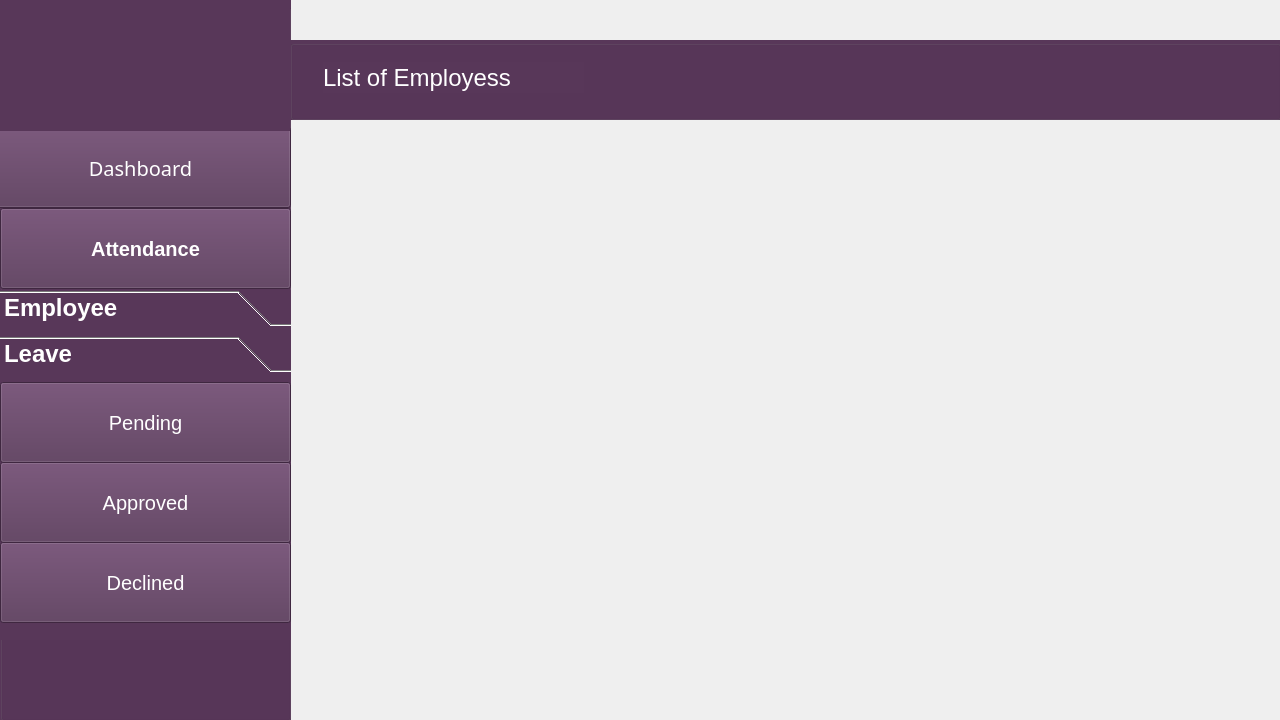
Qt form Home.ui (Hammad-Ali-Asif/AEMS) before a commit.
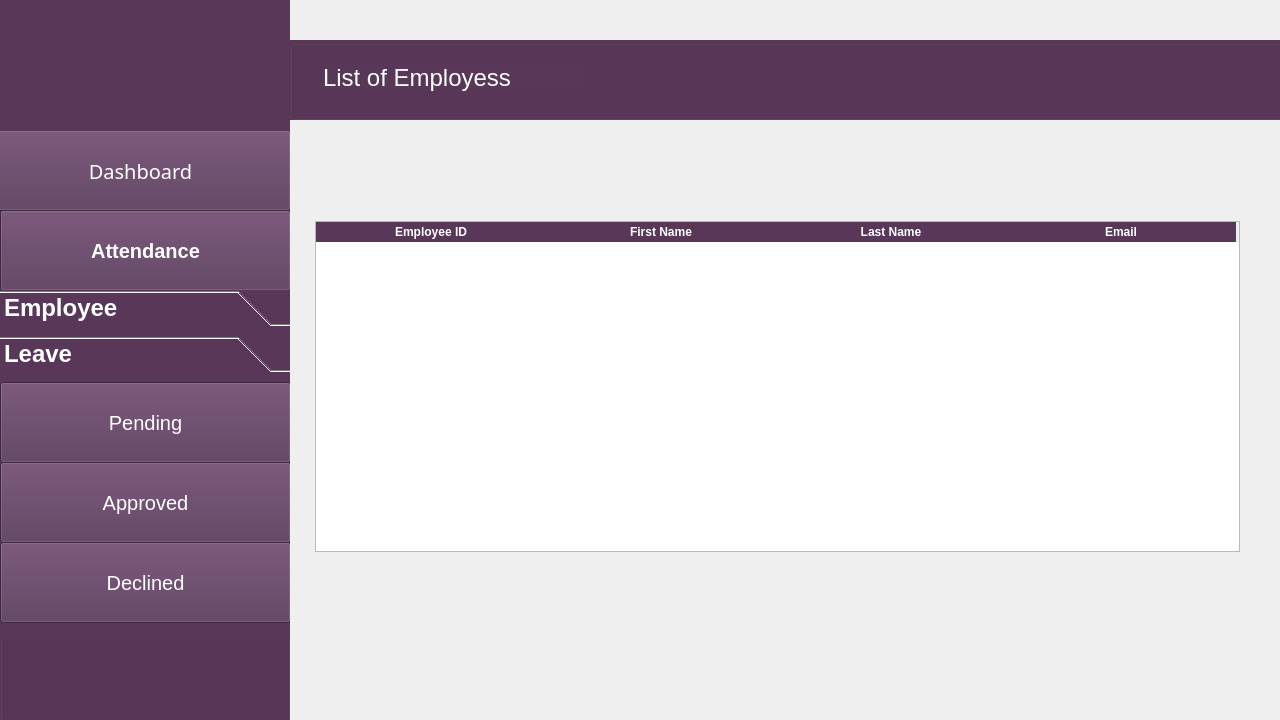
The same form after that commit. The open tabs and pages were chosen to show the change. Icons and pictures are not drawn.

```diff
--- a/Home.ui
+++ b/Home.ui
@@ -31,7 +31,7 @@
      <rect>
       <x>0</x>
       <y>-10</y>
-      <width>291</width>
+      <width>290</width>
       <height>731</height>
      </rect>
     </property>
@@ -45,7 +45,7 @@
      <property name="geometry">
       <rect>
        <x>-10</x>
-       <y>137</y>
+       <y>140</y>
        <width>301</width>
        <height>81</height>
       </rect>
@@ -84,7 +84,7 @@
      <property name="geometry">
       <rect>
        <x>0</x>
-       <y>218</y>
+       <y>220</y>
        <width>291</width>
        <height>81</height>
       </rect>
@@ -875,6 +875,103 @@
        </property>
       </widget>
      </widget>
+     <widget class="QTableWidget" name="List">
+      <property name="geometry">
+       <rect>
+        <x>25</x>
+        <y>221</y>
+        <width>925</width>
+        <height>331</height>
+       </rect>
+      </property>
+      <property name="styleSheet">
+       <string notr="true">QHeaderView::section {
+    background-color: rgb(88, 55, 89); /* Set your desired background color */
+    color: white; /* Set the text color */
+    border: 1px solid rgb(88, 55, 89); /* Set the border color */
+}</string>
+      </property>
+      <property name="showGrid">
+       <bool>true</bool>
+      </property>
+      <property name="sortingEnabled">
+       <bool>false</bool>
+      </property>
+      <property name="rowCount">
+       <number>0</number>
+      </property>
+      <attribute name="horizontalHeaderCascadingSectionResizes">
+       <bool>false</bool>
+      </attribute>
+      <attribute name="horizontalHeaderDefaultSectionSize">
+       <number>230</number>
+      </attribute>
+      <attribute name="horizontalHeaderHighlightSections">
+       <bool>false</bool>
+      </attribute>
+      <attribute name="horizontalHeaderShowSortIndicator" stdset="0">
+       <bool>false</bool>
+      </attribute>
+      <attribute name="horizontalHeaderStretchLastSection">
+       <bool>false</bool>
+      </attribute>
+      <attribute name="verticalHeaderCascadingSectionResizes">
+       <bool>false</bool>
+      </attribute>
+      <attribute name="verticalHeaderMinimumSectionSize">
+       <number>25</number>
+      </attribute>
+      <attribute name="verticalHeaderShowSortIndicator" stdset="0">
+       <bool>false</bool>
+      </attribute>
+      <attribute name="verticalHeaderStretchLastSection">
+       <bool>false</bool>
+      </attribute>
+      <column>
+       <property name="text">
+        <string>Employee ID</string>
+       </property>
+       <property name="font">
+        <font>
+         <weight>75</weight>
+         <bold>true</bold>
+        </font>
+       </property>
+      </column>
+      <column>
+       <property name="text">
+        <string>First Name</string>
+       </property>
+       <property name="font">
+        <font>
+         <weight>75</weight>
+         <bold>true</bold>
+        </font>
+       </property>
+      </column>
+      <column>
+       <property name="text">
+        <string>Last Name</string>
+       </property>
+       <property name="font">
+        <font>
+         <weight>75</weight>
+         <bold>true</bold>
+        </font>
+       </property>
+      </column>
+      <column>
+       <property name="text">
+        <string>Email</string>
+       </property>
+       <property name="font">
+        <font>
+         <weight>75</weight>
+         <bold>true</bold>
+        </font>
+       </property>
+      </column>
+     </widget>
     </widget>
     <widget class="QWidget" name="AddEmployee_Page">
      <widget class="QGroupBox" name="title_bar_2">
```
Left out of the diff: 6 changed lines with no effect on the pictures.
